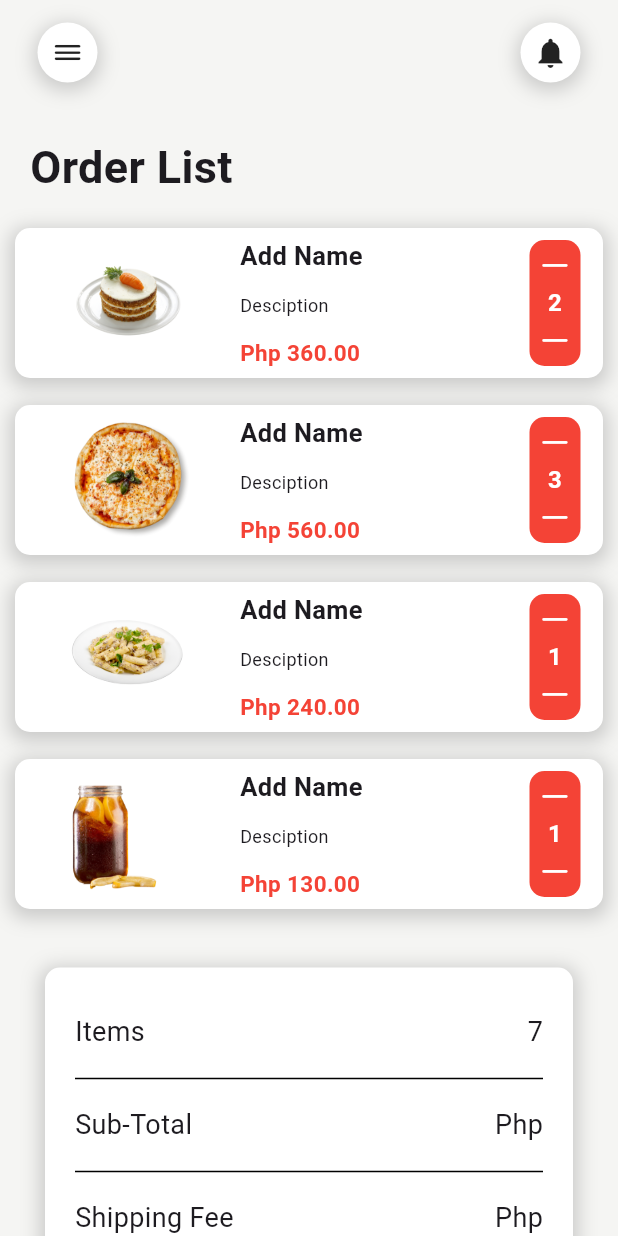
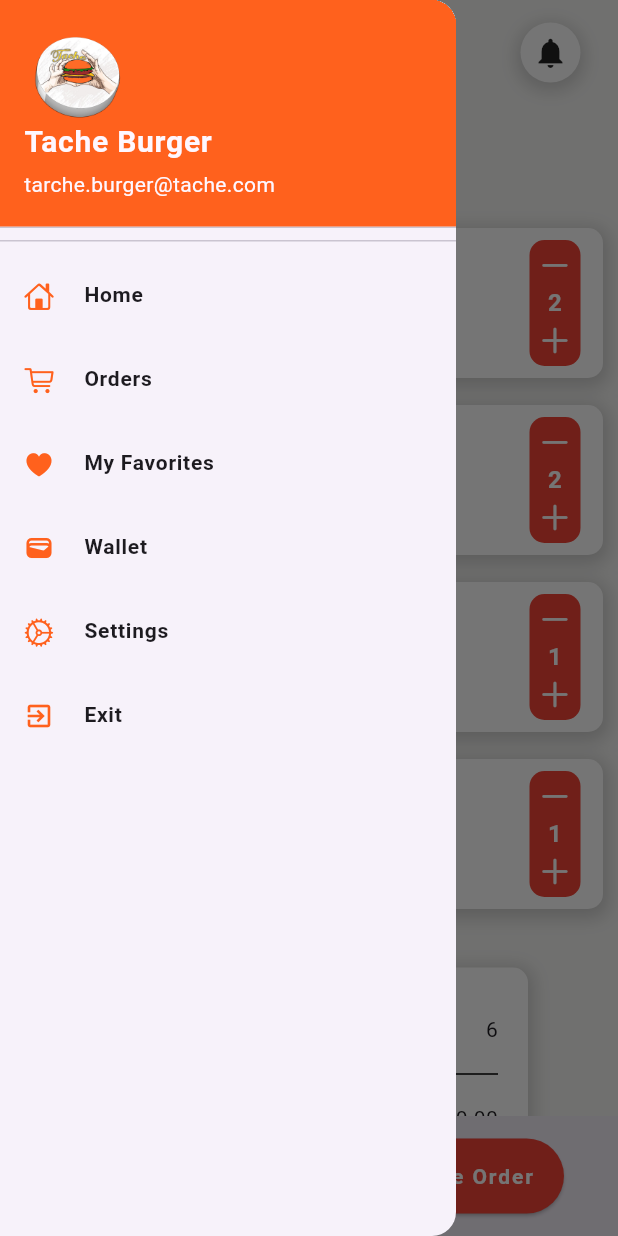
Before and after one commit to jeffabenoja/Flutter-Food-App, a Flutter app: the Cart screen opened by its route, with the side drawer open (before the commit the screen has no drawer), on a phone screen of 412 x 824 dp. Run offline on Flutter 3.47's test engine with Material 3 defaults, Android fonts, the phone set to English and light mode, and no system bars; our stand-ins replace flutter_rating_bar, google_fonts; missing offline and left inert: clippy_flutter.

Commit message:
Add new Features

```diff
--- a/lib/Pages/Cart.dart
+++ b/lib/Pages/Cart.dart
@@ -1,12 +1,77 @@
 import 'package:flutter/cupertino.dart';
 import 'package:flutter/material.dart';
 import 'package:tache_food/Widgets/AppBarWidget.dart';
+import 'package:tache_food/Widgets/CartBottomNavbar.dart';
+import 'package:tache_food/Widgets/DrawerWidget.dart';
 
-class Cart extends StatelessWidget {
-  const Cart({super.key});
+class Cart extends StatefulWidget {
+  const Cart({Key? key}) : super(key: key);
+
+  @override
+  _CartItemState createState() => _CartItemState();
+}
+
+class _CartItemState extends State<Cart> {
+  int quantityItem1;
+  int initialPriceItem1;
+  int quantityItem2;
+  int initialPriceItem2;
+  int quantityItem3;
+  int initialPriceItem3;
+  int quantityItem4;
+  int initialPriceItem4;
+
+  _CartItemState()
+      : quantityItem1 = 2,
+        initialPriceItem1 = 190,
+        quantityItem2 = 2,
+        initialPriceItem2 = 650,
+        quantityItem3 = 1,
+        initialPriceItem3 = 280,
+        quantityItem4 = 1,
+        initialPriceItem4 = 130;
+
+  void _incrementQuantity(int item) {
+    setState(() {
+      if (item == 1) {
+        quantityItem1++;
+      } else if (item == 2) {
+        quantityItem2++;
+      } else if (item == 3) {
+        quantityItem3++;
+      } else if (item == 4) {
+        quantityItem4++;
+      }
+    });
+  }
+
+  void _decrementQuantity(int item) {
+    setState(() {
+      if (item == 1 && quantityItem1 > 1) {
+        quantityItem1--;
+      } else if (item == 2 && quantityItem2 > 1) {
+        quantityItem2--;
+      } else if (item == 3 && quantityItem2 > 1) {
+        quantityItem3--;
+      } else if (item == 4 && quantityItem2 > 4) {
+        quantityItem4--;
+      }
+    });
+  }
 
   @override
   Widget build(BuildContext context) {
+    // Calculate total values for each item
+    int totalItem1 = quantityItem1 * initialPriceItem1;
+    int totalItem2 = quantityItem2 * initialPriceItem2;
+    int totalItem3 = quantityItem3 * initialPriceItem3;
+    int totalItem4 = quantityItem4 * initialPriceItem4;
+    int grandTotalItems =
+        quantityItem1 + quantityItem2 + quantityItem3 + quantityItem4;
+    int grandSubTotal = totalItem1 + totalItem2 + totalItem4 + totalItem3;
+    int shippingFee = 230;
+    int grandTotal = grandSubTotal + shippingFee;
+
     return Scaffold(
       body: ListView(
         children: [
@@ -53,7 +118,8 @@ class Cart extends StatelessWidget {
                           ),
                         ],
                       ),
-                      child: Row(children: [
+                      child: Row(
+                        children: [
                           Container(
                             alignment: Alignment.center,
                             child: Image.asset("images/newest/new3.png"),
@@ -67,7 +133,8 @@ class Cart extends StatelessWidget {
                               width: 190,
                               child: Column(
                                 crossAxisAlignment: CrossAxisAlignment.start,
-                              mainAxisAlignment: MainAxisAlignment.spaceAround,
+                                mainAxisAlignment:
+                                    MainAxisAlignment.spaceAround,
                                 children: [
                                   Text(
                                     "Add Name",
@@ -84,7 +151,7 @@ class Cart extends StatelessWidget {
                                     ),
                                   ),
                                   Text(
-                                  "\Php 360.00",
+                                    "\Php $totalItem1.00",
                                     style: TextStyle(
                                       fontSize: 15,
                                       fontWeight: FontWeight.bold,
@@ -95,41 +162,10 @@ class Cart extends StatelessWidget {
                               ),
                             ),
                           ),
-                        Padding(
-                          padding: EdgeInsets.symmetric(
-                            vertical: 8,
-                            horizontal: 15,
-                          ),
-                          child: Container(
-                            padding: EdgeInsets.all(5),
-                            decoration: BoxDecoration(
-                              color: Colors.red,
-                              borderRadius: BorderRadius.circular(10),
-                            ),
-                            child: Column(
-                              mainAxisAlignment: MainAxisAlignment.spaceBetween,
-                              children: [
-                                Icon(
-                                  CupertinoIcons.minus,
-                                  color: Colors.white,
-                                ),
-                                Text(
-                                  "2",
-                                  style: TextStyle(
-                                    fontSize: 16,
-                                    fontWeight: FontWeight.bold,
-                                    color: Colors.white,
-                                  ),
-                                ),
-                                Icon(
-                                  CupertinoIcons.minus,
-                                  color: Colors.white,
-                                )
+
+                          _buildQuantityControl(1),
                         ],
                       ),
-                          ),
-                        )
-                      ]),
                     ),
                   ),
 
@@ -151,7 +187,8 @@ class Cart extends StatelessWidget {
                           ),
                         ],
                       ),
-                      child: Row(children: [
+                      child: Row(
+                        children: [
                           Container(
                             alignment: Alignment.center,
                             child: Image.asset("images/pizza/pizza2.png"),
@@ -165,7 +202,8 @@ class Cart extends StatelessWidget {
                               width: 190,
                               child: Column(
                                 crossAxisAlignment: CrossAxisAlignment.start,
-                              mainAxisAlignment: MainAxisAlignment.spaceAround,
+                                mainAxisAlignment:
+                                    MainAxisAlignment.spaceAround,
                                 children: [
                                   Text(
                                     "Add Name",
@@ -182,7 +220,7 @@ class Cart extends StatelessWidget {
                                     ),
                                   ),
                                   Text(
-                                  "\Php 560.00",
+                                    "\Php $totalItem2.00",
                                     style: TextStyle(
                                       fontSize: 15,
                                       fontWeight: FontWeight.bold,
@@ -193,41 +231,9 @@ class Cart extends StatelessWidget {
                               ),
                             ),
                           ),
-                        Padding(
-                          padding: EdgeInsets.symmetric(
-                            vertical: 8,
-                            horizontal: 15,
-                          ),
-                          child: Container(
-                            padding: EdgeInsets.all(5),
-                            decoration: BoxDecoration(
-                              color: Colors.red,
-                              borderRadius: BorderRadius.circular(10),
-                            ),
-                            child: Column(
-                              mainAxisAlignment: MainAxisAlignment.spaceBetween,
-                              children: [
-                                Icon(
-                                  CupertinoIcons.minus,
-                                  color: Colors.white,
-                                ),
-                                Text(
-                                  "3",
-                                  style: TextStyle(
-                                    fontSize: 16,
-                                    fontWeight: FontWeight.bold,
-                                    color: Colors.white,
-                                  ),
-                                ),
-                                Icon(
-                                  CupertinoIcons.minus,
-                                  color: Colors.white,
-                                )
+                          _buildQuantityControl(2),
                         ],
                       ),
-                          ),
-                        )
-                      ]),
                     ),
                   ),
 
@@ -249,7 +255,8 @@ class Cart extends StatelessWidget {
                           ),
                         ],
                       ),
-                      child: Row(children: [
+                      child: Row(
+                        children: [
                           Container(
                             alignment: Alignment.center,
                             child: Image.asset("images/newest/new1.png"),
@@ -263,7 +270,8 @@ class Cart extends StatelessWidget {
                               width: 190,
                               child: Column(
                                 crossAxisAlignment: CrossAxisAlignment.start,
-                              mainAxisAlignment: MainAxisAlignment.spaceAround,
+                                mainAxisAlignment:
+                                    MainAxisAlignment.spaceAround,
                                 children: [
                                   Text(
                                     "Add Name",
@@ -280,7 +288,7 @@ class Cart extends StatelessWidget {
                                     ),
                                   ),
                                   Text(
-                                  "\Php 240.00",
+                                    "\Php $totalItem3.00",
                                     style: TextStyle(
                                       fontSize: 15,
                                       fontWeight: FontWeight.bold,
@@ -291,41 +299,10 @@ class Cart extends StatelessWidget {
                               ),
                             ),
                           ),
-                        Padding(
-                          padding: EdgeInsets.symmetric(
-                            vertical: 8,
-                            horizontal: 15,
-                          ),
-                          child: Container(
-                            padding: EdgeInsets.all(5),
-                            decoration: BoxDecoration(
-                              color: Colors.red,
-                              borderRadius: BorderRadius.circular(10),
-                            ),
-                            child: Column(
-                              mainAxisAlignment: MainAxisAlignment.spaceBetween,
-                              children: [
-                                Icon(
-                                  CupertinoIcons.minus,
-                                  color: Colors.white,
-                                ),
-                                Text(
-                                  "1",
-                                  style: TextStyle(
-                                    fontSize: 16,
-                                    fontWeight: FontWeight.bold,
-                                    color: Colors.white,
-                                  ),
-                                ),
-                                Icon(
-                                  CupertinoIcons.minus,
-                                  color: Colors.white,
-                                )
+
+                          _buildQuantityControl(3)
                         ],
                       ),
-                          ),
-                        )
-                      ]),
                     ),
                   ),
 
@@ -347,7 +324,8 @@ class Cart extends StatelessWidget {
                           ),
                         ],
                       ),
-                      child: Row(children: [
+                      child: Row(
+                        children: [
                           Container(
                             alignment: Alignment.center,
                             child: Image.asset("images/drinks/drinks1.png"),
@@ -361,7 +339,8 @@ class Cart extends StatelessWidget {
                               width: 190,
                               child: Column(
                                 crossAxisAlignment: CrossAxisAlignment.start,
-                              mainAxisAlignment: MainAxisAlignment.spaceAround,
+                                mainAxisAlignment:
+                                    MainAxisAlignment.spaceAround,
                                 children: [
                                   Text(
                                     "Add Name",
@@ -378,7 +357,7 @@ class Cart extends StatelessWidget {
                                     ),
                                   ),
                                   Text(
-                                  "\Php 130.00",
+                                    "\Php $totalItem4.00",
                                     style: TextStyle(
                                       fontSize: 15,
                                       fontWeight: FontWeight.bold,
@@ -389,46 +368,15 @@ class Cart extends StatelessWidget {
                               ),
                             ),
                           ),
-                        Padding(
-                          padding: EdgeInsets.symmetric(
-                            vertical: 8,
-                            horizontal: 15,
-                          ),
-                          child: Container(
-                            padding: EdgeInsets.all(5),
-                            decoration: BoxDecoration(
-                              color: Colors.red,
-                              borderRadius: BorderRadius.circular(10),
-                            ),
-                            child: Column(
-                              mainAxisAlignment: MainAxisAlignment.spaceBetween,
-                              children: [
-                                Icon(
-                                  CupertinoIcons.minus,
-                                  color: Colors.white,
-                                ),
-                                Text(
-                                  "1",
-                                  style: TextStyle(
-                                    fontSize: 16,
-                                    fontWeight: FontWeight.bold,
-                                    color: Colors.white,
-                                  ),
-                                ),
-                                Icon(
-                                  CupertinoIcons.minus,
-                                  color: Colors.white,
-                                )
+
+                          _buildQuantityControl(4)
                         ],
                       ),
-                          ),
-                        )
-                      ]),
                     ),
                   ),
                   Padding(
                     padding: EdgeInsets.symmetric(
-                      horizontal: 20,
+                      horizontal: 50,
                       vertical: 30,
                     ),
                     child: Container(
@@ -455,25 +403,23 @@ class Cart extends StatelessWidget {
                               mainAxisAlignment: MainAxisAlignment.spaceBetween,
                               children: [
                                 Text(
-                                  "Items",
+                                  "Items:",
                                   style: TextStyle(
-                                    fontSize: 18,
+                                    fontSize: 16,
                                   ),
                                 ),
                                 Text(
-                                  "7",
+                                  "$grandTotalItems",
                                   style: TextStyle(
-                                    fontSize: 18,
+                                    fontSize: 14,
                                   ),
                                 ),
                               ],
                             ),
                           ),
-
                           Divider(
                             color: Colors.black,
                           ),
-
                           Padding(
                             padding: EdgeInsets.symmetric(
                               vertical: 10,
@@ -482,25 +428,23 @@ class Cart extends StatelessWidget {
                               mainAxisAlignment: MainAxisAlignment.spaceBetween,
                               children: [
                                 Text(
-                                  "Sub-Total",
+                                  "Sub-Total:",
                                   style: TextStyle(
-                                    fontSize: 18,
+                                    fontSize: 16,
                                   ),
                                 ),
                                 Text(
-                                  "\Php",
+                                  "$grandSubTotal.00",
                                   style: TextStyle(
-                                    fontSize: 18,
+                                    fontSize: 14,
                                   ),
                                 ),
                               ],
                             ),
                           ),
-
                           Divider(
                             color: Colors.black,
                           ),
-
                           Padding(
                             padding: EdgeInsets.symmetric(
                               vertical: 10,
@@ -509,25 +453,23 @@ class Cart extends StatelessWidget {
                               mainAxisAlignment: MainAxisAlignment.spaceBetween,
                               children: [
                                 Text(
-                                  "Shipping Fee",
+                                  "Shipping Fee:",
                                   style: TextStyle(
-                                    fontSize: 18,
+                                    fontSize: 16,
                                   ),
                                 ),
                                 Text(
-                                  "\Php",
+                                  "$shippingFee.00",
                                   style: TextStyle(
-                                    fontSize: 18,
+                                    fontSize: 14,
                                   ),
                                 ),
                               ],
                             ),
                           ),
-
                           Divider(
                             color: Colors.black,
                           ),
-
                           Padding(
                             padding: EdgeInsets.symmetric(
                               vertical: 10,
@@ -536,15 +478,19 @@ class Cart extends StatelessWidget {
                               mainAxisAlignment: MainAxisAlignment.spaceBetween,
                               children: [
                                 Text(
-                                  "Total Charge",
+                                  "Total Charge:",
                                   style: TextStyle(
-                                    fontSize: 18,
+                                    fontSize: 16,
                                   ),
                                 ),
                                 Text(
-                                  "\Php",
+                                  // "\Php 2,970.00",
+                                  // grandTotal.toString(),
+                                  "\Php $grandTotal",
                                   style: TextStyle(
-                                    fontSize: 18,
+                                    fontSize: 14,
+                                    fontWeight: FontWeight.bold,
+                                    color: Colors.red,
                                   ),
                                 ),
                               ],
@@ -560,6 +506,61 @@ class Cart extends StatelessWidget {
           ),
         ],
       ),
+      drawer: DrawerWidget(),
+      bottomNavigationBar: CartBottomNavbar(
+          grandSubTotal: grandSubTotal, grandTotal: grandTotal),
+    );
+  }
+
+  Widget _buildQuantityControl(int item) {
+    return Padding(
+      padding: EdgeInsets.symmetric(
+        vertical: 8,
+        horizontal: 15,
+      ),
+      child: MouseRegion(
+        cursor: SystemMouseCursors.click,
+        child: Container(
+          padding: EdgeInsets.all(5),
+          decoration: BoxDecoration(
+            color: Colors.red,
+            borderRadius: BorderRadius.circular(10),
+          ),
+          child: Column(
+            mainAxisAlignment: MainAxisAlignment.spaceBetween,
+            children: [
+              GestureDetector(
+                onTap: () => _decrementQuantity(item),
+                child: Icon(
+                  CupertinoIcons.minus,
+                  color: Colors.white,
+                ),
+              ),
+              Text(
+                item == 1
+                    ? quantityItem1.toString()
+                    : item == 2
+                        ? quantityItem2.toString()
+                        : item == 3
+                            ? quantityItem3.toString()
+                            : quantityItem4.toString(),
+                style: TextStyle(
+                  fontSize: 16,
+                  fontWeight: FontWeight.bold,
+                  color: Colors.white,
+                ),
+              ),
+              GestureDetector(
+                onTap: () => _incrementQuantity(item),
+                child: Icon(
+                  CupertinoIcons.plus,
+                  color: Colors.white,
+                ),
+              ),
+            ],
+          ),
+        ),
+      ),
     );
   }
 }
--- /dev/null
+++ b/lib/Widgets/CartBottomNavbar.dart
@@ -0,0 +1,68 @@
+import 'package:flutter/material.dart';
+
+class CartBottomNavbar extends StatelessWidget {
+  final int grandSubTotal;
+  final int grandTotal;
+
+  const CartBottomNavbar(
+      {Key? key, required this.grandSubTotal, required this.grandTotal})
+      : super(key: key);
+
+  @override
+  Widget build(BuildContext context) {
+    return BottomAppBar(
+      child: Container(
+        padding: EdgeInsets.symmetric(horizontal: 20),
+        height: 70,
+        child: Row(
+          mainAxisAlignment: MainAxisAlignment.spaceBetween,
+          children: [
+            Row(
+              children: [
+                Text(
+                  "Total:",
+                  style: TextStyle(
+                    fontSize: 16,
+                    fontWeight: FontWeight.bold,
+                  ),
+                ),
+                SizedBox(
+                  width: 15,
+                ),
+                Text(
+                  "\Php $grandTotal",
+                  style: TextStyle(
+                    fontSize: 16,
+                    fontWeight: FontWeight.bold,
+                    color: Colors.red,
+                  ),
+                ),
+              ],
+            ),
+            ElevatedButton(
+              onPressed: () {},
+              style: ButtonStyle(
+                backgroundColor: MaterialStateProperty.all(Colors.red),
+                padding: MaterialStateProperty.all(
+                  EdgeInsets.symmetric(
+                    vertical: 15,
+                    horizontal: 20,
+                  ),
+                ),
+              ),
+              child: Text(
+                "Place Order",
+                style: TextStyle(
+                  fontSize: 14,
+                  fontWeight: FontWeight.bold,
+                  letterSpacing: 1.3,
+                  color: Colors.white,
+                ),
+              ),
+            )
+          ],
+        ),
+      ),
+    );
+  }
+}
--- a/lib/Widgets/DrawerWidget.dart
+++ b/lib/Widgets/DrawerWidget.dart
@@ -38,6 +38,7 @@ class DrawerWidget extends StatelessWidget {
           ),
 
           // List Tile
+
           ListTile(
             leading: Icon(
               CupertinoIcons.home,
@@ -51,6 +52,7 @@ class DrawerWidget extends StatelessWidget {
                 fontWeight: FontWeight.bold,
               ),
             ),
+
           ),
 
           ListTile(
--- a/lib/Widgets/NewItemsWidget.dart
+++ b/lib/Widgets/NewItemsWidget.dart
@@ -37,7 +37,9 @@ class _NewItemsWidgetState extends State<NewItemsWidget> {
                   // mainAxisAlignment: MainAxisAlignment.spaceBetween,
                   children: [
                     InkWell(
-                      onTap: () {},
+                      onTap: () {
+                        Navigator.pushNamed(context, "itemPage");
+                      },
                       child: Container(
                         // width: 230,
                         alignment: Alignment.center,
--- a/lib/main.dart
+++ b/lib/main.dart
@@ -1,5 +1,6 @@
 import 'package:flutter/material.dart';
 import 'package:tache_food/Pages/Cart.dart';
+import 'package:tache_food/Pages/Item.dart';
 import 'Pages/Home.dart';
 
 void main() {
@@ -18,6 +19,7 @@ class MyApp extends StatelessWidget {
       routes: {
         "/": (context) => Home(),
         "cartPage": (context) => Cart(),
+        "itemPage": (context) => Item(),
       },
     );
   }
--- a/pubspec.yaml
+++ b/pubspec.yaml
@@ -36,6 +36,7 @@ dependencies:
   cupertino_icons: ^1.0.2
   flutter_rating_bar: ^4.0.1
   google_fonts: ^6.1.0
+  clippy_flutter: ^2.0.0-nullsafety.1
 
 dev_dependencies:
   flutter_test:
```
Also changed, not shown: lib/Pages/Item.dart (added, +132 -0 lines), lib/Widgets/MostOrderWidget.dart (+10 -5 lines), pubspec.lock. Lines whose indentation alone changed are shown as unchanged.
